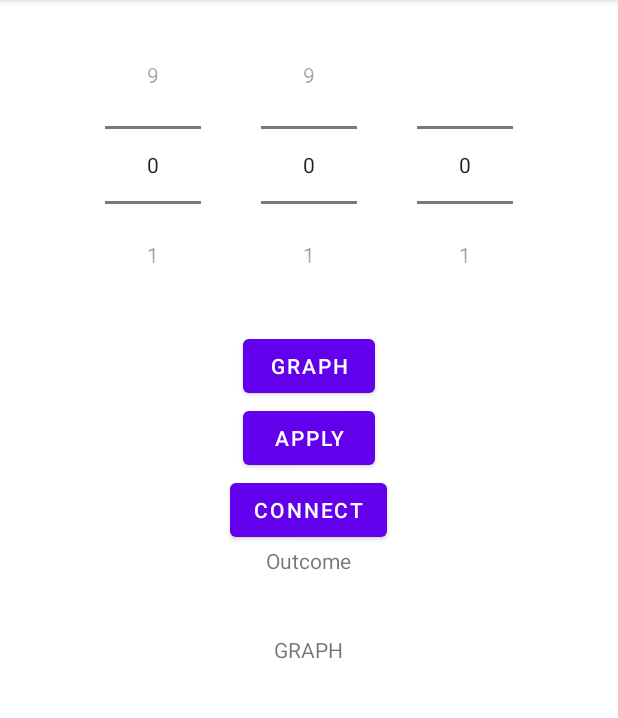
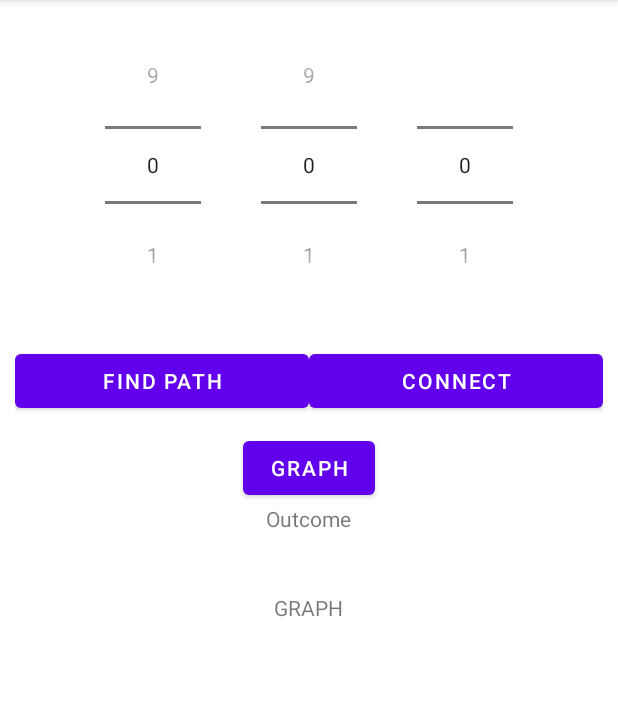
Before and after one commit to qbibubi/graphThing, an Android app: the screen it shows after launch (MainActivity), on a phone screen of 412 x 824 dp, the part 84-802 px from its top. Run offline under Robolectric (Android 15) with nearby library versions, the phone set to English and light mode, and no system bars.

Commit message:
Managing layout

```diff
--- a/app/src/main/java/com/example/graphthing/DijkstraPathfinding.kt
+++ b/app/src/main/java/com/example/graphthing/DijkstraPathfinding.kt
@@ -24,7 +24,6 @@ class DijkstraPathfinding(graph: GraphBase) : AlgorithmStrategy(graph) {
         // Start cost
         costs[start] = 0
 
-        //
         val q = PriorityQueue<Cost>(compareBy { it.cost })
         q.add(Cost(start, 0))
 
@@ -48,7 +47,7 @@ class DijkstraPathfinding(graph: GraphBase) : AlgorithmStrategy(graph) {
             return null
 
         // Path calculation
-        var path: MutableList<Int> = mutableListOf<Int>()
+        var path: MutableList<Int> = mutableListOf()
         var i: Int = end
 
         do {
--- a/app/src/main/java/com/example/graphthing/GraphBase.kt
+++ b/app/src/main/java/com/example/graphthing/GraphBase.kt
@@ -2,12 +2,8 @@ package com.example.graphthing
 
 import kotlin.random.Random
 
-data class Edge(val nodeFirst: Int,
-                val nodeSecond: Int,
-                val cost: Int)
-
-data class Vertex(val node: Int,
-                  val cost: Int)
+data class Edge(val nodeFirst: Int, val nodeSecond: Int, val cost: Int)
+data class Vertex(val node: Int, val cost: Int)
 
 class GraphBase(val nodes: Int, val edges: Int) {
     lateinit var adjacentMatrix: List<List<Vertex>>
@@ -15,7 +11,8 @@ class GraphBase(val nodes: Int, val edges: Int) {
 
     constructor(nodes: Int = 20,
                 edges: Int = 10,
-                maxCost: Int = 10) : this(nodes, edges)
+                maxCost: Int = 10)
+            : this(nodes, edges)
     {
         // Mutable adjacent matrix for nodes
         val mutAdjacentMatrix: List<MutableList<Vertex>> = List(nodes) {
@@ -33,15 +30,15 @@ class GraphBase(val nodes: Int, val edges: Int) {
             val firstNode = Random.nextInt(nodes)
             val secondNode= Random.nextInt(nodes - 1)
             val cost = Random.nextInt(1, maxCost)
-1
+
             // Add nodes to mutable adjacent matrix
             mutAdjacentMatrix[firstNode].add(Vertex(secondNode, cost))
             mutAdjacentMatrix[secondNode].add(Vertex(firstNode, cost))
             mutEdgesList.add(Edge(firstNode, secondNode, cost))
         }
 
-        // Set main matrix and edges lists with
-        // adjacent matrix and list
+        // Set main matrix and edges lists
+        // with adjacent matrix and list
         adjacentMatrix = mutAdjacentMatrix
         edgesList = mutEdgesList
     }
--- a/app/src/main/res/layout/activity_main.xml
+++ b/app/src/main/res/layout/activity_main.xml
@@ -9,7 +9,6 @@
     <LinearLayout
         android:layout_width="wrap_content"
         android:layout_height="wrap_content"
-        android:orientation="horizontal"
         android:layout_gravity="center">
 
         <NumberPicker
@@ -32,26 +31,36 @@
 
     </LinearLayout>
 
+    <LinearLayout
+        android:layout_width="match_parent"
+        android:layout_height="wrap_content"
+        android:layout_margin="10dp"
+        android:weightSum="1.0"
+        android:layout_gravity="center">
+
+        <Button
+            android:id="@+id/applyButton"
+            android:layout_width="match_parent"
+            android:layout_weight="0.5"
+            android:layout_height="wrap_content"
+            android:text="@string/apply_button" />
+
+        <Button
+            android:id="@+id/connectButton"
+            android:layout_width="match_parent"
+            android:layout_height="wrap_content"
+            android:layout_gravity="right"
+            android:layout_weight="0.5"
+            android:text="@string/connect_button" />
+
+    </LinearLayout>
+
     <Button
         android:id="@+id/graphButton"
         android:layout_width="wrap_content"
         android:layout_height="wrap_content"
         android:text="@string/graph_button"
         android:layout_gravity="center" />
-
-    <Button
-        android:id="@+id/applyButton"
-        android:layout_width="wrap_content"
-        android:layout_height="wrap_content"
-        android:text="@string/apply_button"
-        android:layout_gravity="center"/>
-
-    <Button
-        android:id="@+id/connectButton"
-        android:layout_width="wrap_content"
-        android:layout_height="wrap_content"
-        android:text="@string/connect_button"
-        android:layout_gravity="center"/>
 
     <TextView
         android:id="@+id/outcomeTextView"
--- a/app/src/main/res/values/strings.xml
+++ b/app/src/main/res/values/strings.xml
@@ -3,7 +3,7 @@
     <string name="graph_value">Graph value</string>
 
     <!-- Button labels -->
-    <string name="apply_button">Apply</string>
+    <string name="apply_button">Find path</string>
     <string name="graph_button">Graph</string>
     <string name="connect_button">Connect</string>
 
```
